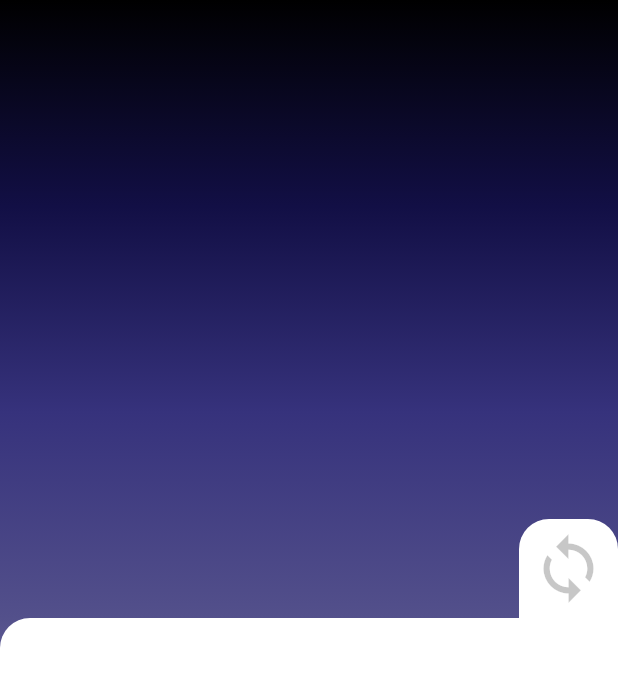
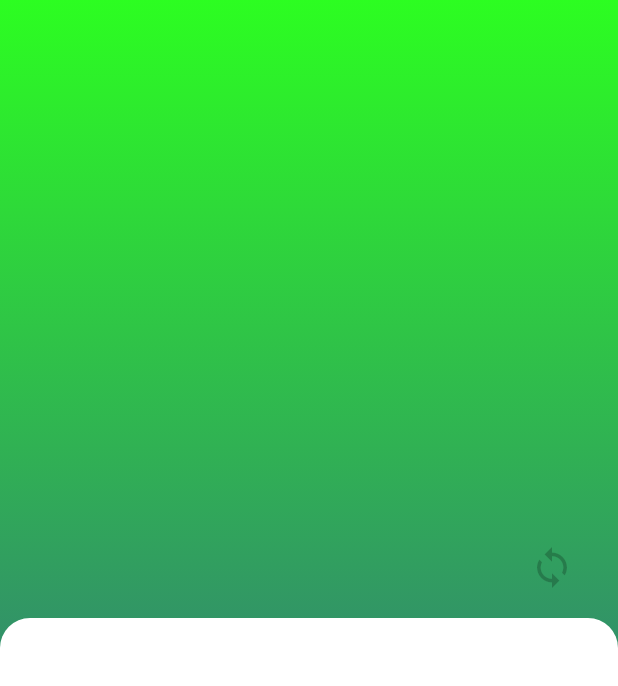
Before and after one commit to ser3ne/Clean-Flow, a Flutter app: the Scanresult_Page screen opened by its route, on a phone screen of 412 x 824 dp. Shown: the top 686 px of the screen. Run offline on Flutter 3.47's test engine with Material 3 defaults, Android fonts, the phone set to English and light mode, and no system bars; our stand-ins replace flutter_blue_plus, get, permission_handler, shared_preferences; accounts and stored records are empty.

Commit message:
design part 1

```diff
--- a/lib/Controllers/bluetooth_scan.dart
+++ b/lib/Controllers/bluetooth_scan.dart
@@ -5,6 +5,7 @@ import 'package:capstone/global/args.dart';
 import 'package:capstone/global/routes.dart';
 import 'package:flutter/material.dart';
 import 'package:flutter_blue_plus/flutter_blue_plus.dart';
+import 'package:get/get.dart';
 
 class BluetoothScan extends StatefulWidget {
   const BluetoothScan({super.key, required this.mac});
--- a/lib/global/args.dart
+++ b/lib/global/args.dart
@@ -1,10 +1,14 @@
+import 'package:flutter/material.dart';
 import 'package:flutter_blue_plus/flutter_blue_plus.dart';
 
+bool globalBoolean = false;
 String absoluteFilePath = "";
 List<BluetoothDevice> connectedDevices = FlutterBluePlus.connectedDevices;
 List<dynamic> savedDevices = [];
 List<BluetoothDevice> copyResult = [];
-bool globalBoolean = false;
+
+const Color colorY = Color.fromARGB(222, 13, 255, 0);
+const Color colorX = Color.fromARGB(201, 2, 4, 140);
 
 class PairArguments {
   final BluetoothDevice device;
--- a/lib/global/routes.dart
+++ b/lib/global/routes.dart
@@ -5,6 +5,7 @@ const root = '/';
 const deviceprofile = '/deviceprofile';
 const devicebottomsheet = '/devicebottomsheet';
 const scanresult = '/scanresult';
+const homepage = '/homepage';
 
 class FilePath {
   Future<File> get _localFile async {
--- a/lib/main.dart
+++ b/lib/main.dart
@@ -2,6 +2,7 @@
 
 import 'package:capstone/global/routes.dart';
 import 'package:capstone/pages/device_profile.dart';
+import 'package:capstone/pages/home_page.dart';
 import 'package:capstone/pages/main_page.dart';
 import 'package:capstone/pages/scanresult_page.dart';
 import 'package:flutter/material.dart';
@@ -23,6 +24,7 @@ class MyApp extends StatelessWidget {
         root: (context) => MainPage(),
         deviceprofile: (context) => DeviceProfile(),
         scanresult: (context) => Scanresult_Page(),
+        homepage: (context) => Home_Page()
       },
       title: 'Clean-Flow',
       theme: ThemeData(
--- a/lib/pages/scanresult_page.dart
+++ b/lib/pages/scanresult_page.dart
@@ -2,6 +2,7 @@
 
 import 'package:capstone/Controllers/bluetooth_controller.dart';
 import 'package:capstone/Controllers/bluetooth_scan.dart';
+import 'package:capstone/global/args.dart';
 import 'package:flutter/material.dart';
 
 class Scanresult_Page extends StatefulWidget {
@@ -61,7 +62,7 @@ class _Scanresult_PageState extends State<Scanresult_Page> {
       width: MediaQuery.of(context).size.width,
       decoration: BoxDecoration(
           gradient: LinearGradient(
-        colors: [color_1, color_2, color_3, color_4, color_5, color_6, color_7],
+        colors: [colorX, colorY],
         begin: Alignment.bottomCenter,
         end: Alignment.topCenter,
       )),
@@ -71,10 +72,10 @@ class _Scanresult_PageState extends State<Scanresult_Page> {
         children: [
           //Synchronize Icon
           Container(
+            margin: EdgeInsets.fromLTRB(0, 0, 20, 10),
             decoration: BoxDecoration(
               borderRadius: BorderRadius.only(
-                  topLeft: Radius.circular(20), topRight: Radius.circular(20)),
-              color: Colors.white,
+                  topLeft: Radius.circular(30), topRight: Radius.circular(30)),
             ),
             /*
             FIXX THIS BUTTON
@@ -98,7 +99,7 @@ class _Scanresult_PageState extends State<Scanresult_Page> {
                 icon: Icon(Icons.sync_sharp,
                     color:
                         isScanning ? Color.fromARGB(56, 0, 0, 0) : Colors.black,
-                    size: 50)),
+                    size: 30)),
           ),
           //Results Sheet
           Align(
@@ -107,11 +108,14 @@ class _Scanresult_PageState extends State<Scanresult_Page> {
               height: MediaQuery.of(context).size.height * .5,
               width: MediaQuery.of(context).size.width,
               decoration: BoxDecoration(
-                borderRadius: BorderRadius.only(topLeft: Radius.circular(20)),
+                borderRadius: BorderRadius.only(
+                    topLeft: Radius.circular(20),
+                    topRight: Radius.circular(20)),
                 color: Colors.white,
               ),
               child: Padding(
                 padding: const EdgeInsets.all(20),
+                //Stream
                 child: BluetoothScan(mac: "normalscan"),
               ),
             ),
```
Also changed, not shown: lib/pages/device_profile.dart (+15 -4 lines), lib/pages/home_page.dart (+23 -17 lines), lib/pages/main_page.dart (+10 -8 lines), assets/CleanFlow2.png, assets/cf.png (added).
